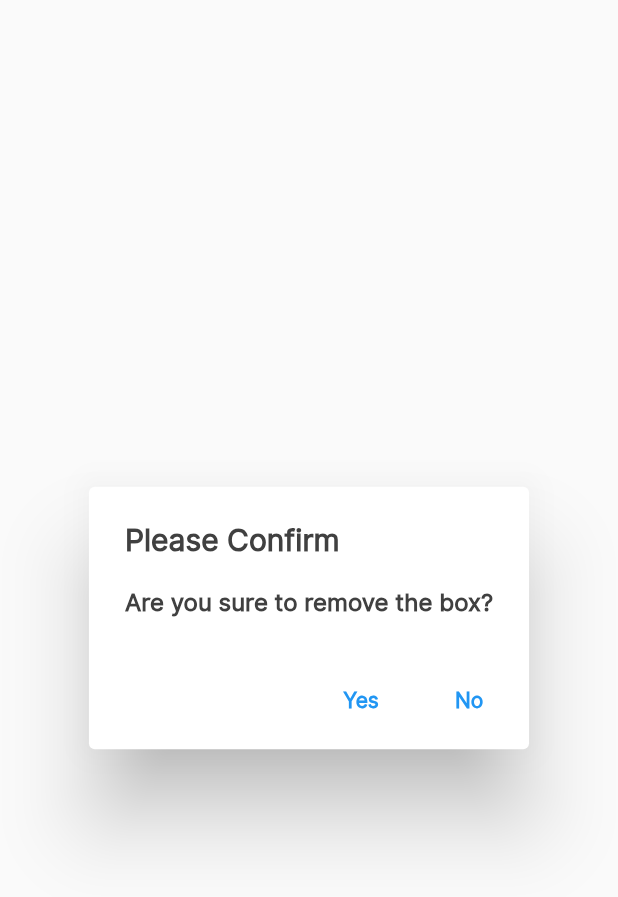
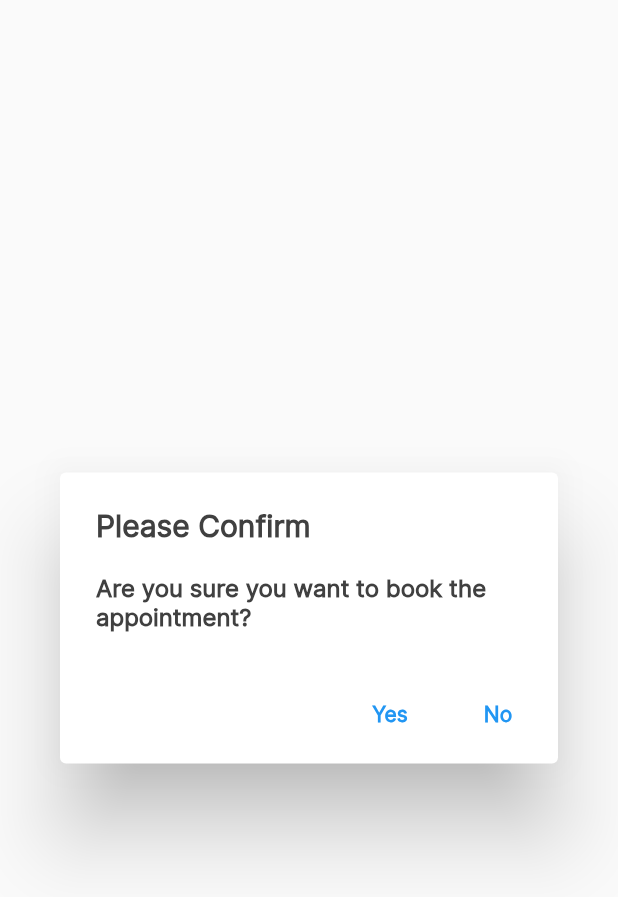
Before and after one commit to noormesslmani/flutter-app, a Flutter app: the ConfirmDialig widget shown alone on an empty page, opened directly, on a phone screen of 412 x 824 dp. Shown: the top 897 px of the screen. Run offline on Flutter 3.47's test engine with Material 2 defaults, Android fonts, the phone set to English and light mode, and no system bars; our stand-ins replace convex_bottom_bar, country_picker, firebase_auth, firebase_core, flutter_custom_clippers, flutter_dotenv and 4 more; missing offline and left inert: flutter_polyline_points, flutter_walkthrough_screen, horizontal_calendar; accounts and stored records are empty.

Commit message:
Frontend: fixing the content of ConfirmDailog widget

```diff
--- a/frontend_mobile/lib/widgets/dialogs/confirm_dialog.dart
+++ b/frontend_mobile/lib/widgets/dialogs/confirm_dialog.dart
@@ -9,7 +9,7 @@ class ConfirmDialig extends StatelessWidget {
   Widget build(BuildContext context) {
     return AlertDialog(
       title: const Text('Please Confirm'),
-      content: const Text('Are you sure to remove the box?'),
+      content: Text(text),
       actions: [
         TextButton(
           onPressed: () {
```
